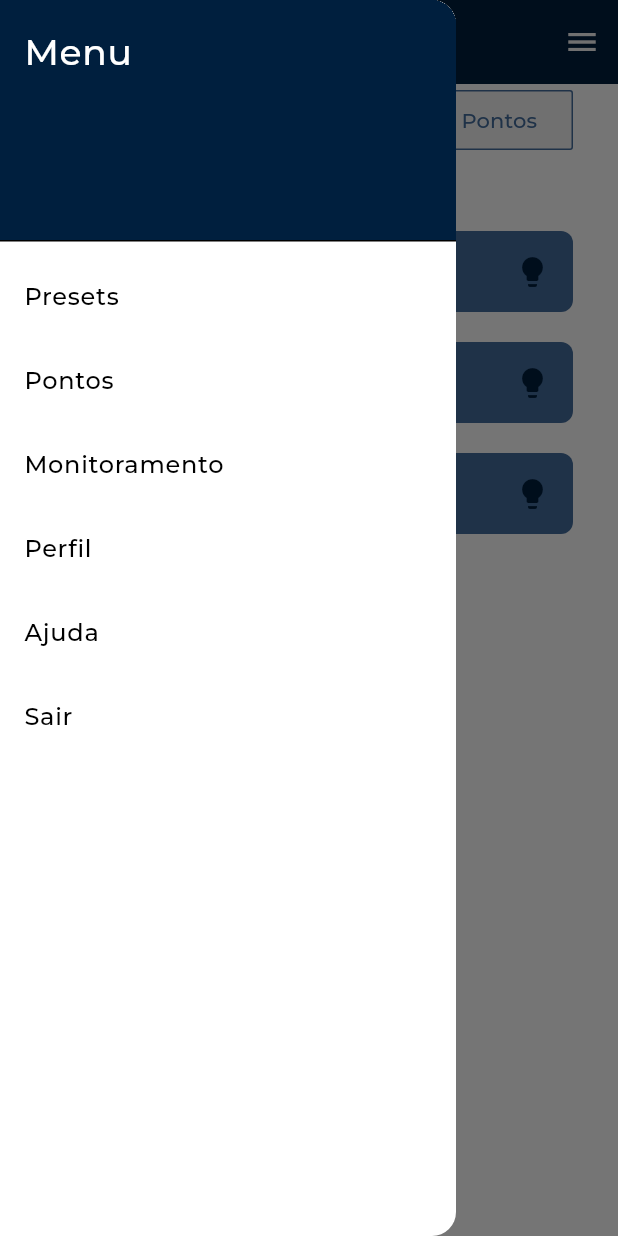
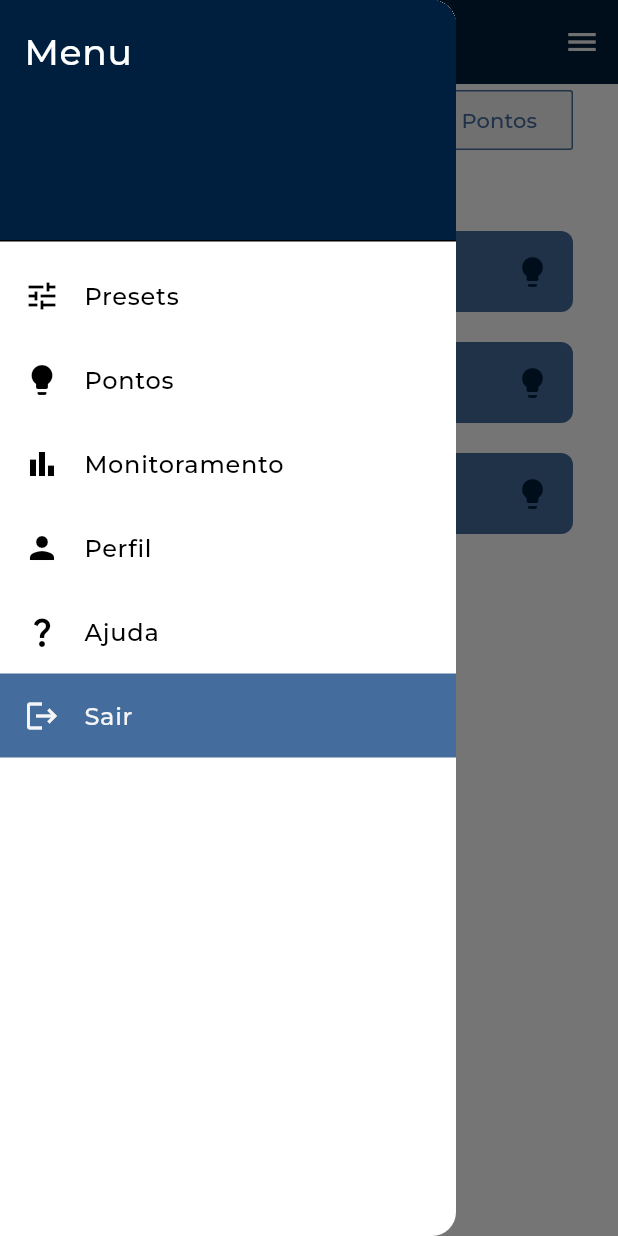
Before and after one commit to jacrifla/app_atalaia, a Flutter app: the HomePage screen opened directly, with the side drawer open, on a phone screen of 412 x 824 dp. Run offline on Flutter 3.47's test engine with Material 3 defaults, Android fonts, the light colour scheme and no system bars; Roboto replaces fonts that are missing (montserrat); project files that could hold a hidden picture were left out.

Commit message:
colocado icones

```diff
--- a/lib/widgets/menu.dart
+++ b/lib/widgets/menu.dart
@@ -24,27 +24,42 @@ class CustomDrawer extends StatelessWidget {
             ),
           ),
           ListTile(
+            leading: Icon(Icons.tune),
             title: Text('Presets'),
             onTap: () {},
           ),
           ListTile(
+            leading: Icon(Icons.lightbulb),
             title: Text('Pontos'),
             onTap: () {},
           ),
           ListTile(
+            leading: Icon(Icons.bar_chart),
             title: Text('Monitoramento'),
             onTap: () {},
           ),
           ListTile(
+            leading: Icon(Icons.person),
             title: Text('Perfil'),
             onTap: () {},
           ),
           ListTile(
+            leading: Icon(Icons.question_mark_outlined),
             title: Text('Ajuda'),
             onTap: () {},
           ),
           ListTile(
-            title: Text('Sair'),
+            tileColor: Theme.of(context).colorScheme.onSecondary,
+            leading: Icon(
+              Icons.logout,
+              color: Theme.of(context).colorScheme.onPrimary,
+            ),
+            title: Text(
+              'Sair',
+              style: TextStyle(
+                color: Theme.of(context).colorScheme.onPrimary,
+              ),
+            ),
             onTap: () {},
           ),
         ],
```
